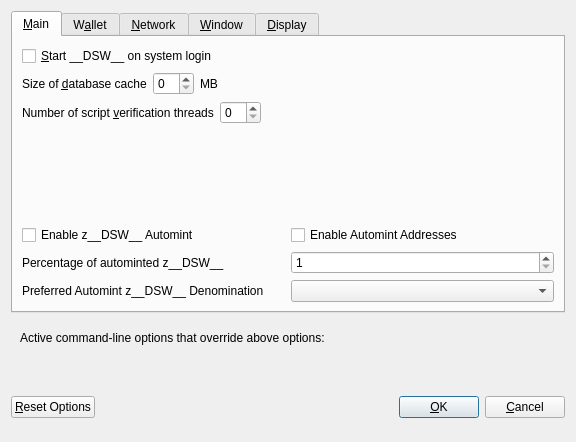
The window that src/qt/forms/optionsdialog.ui (decenomy/DSW) describes before a commit, drawn with Qt 5.
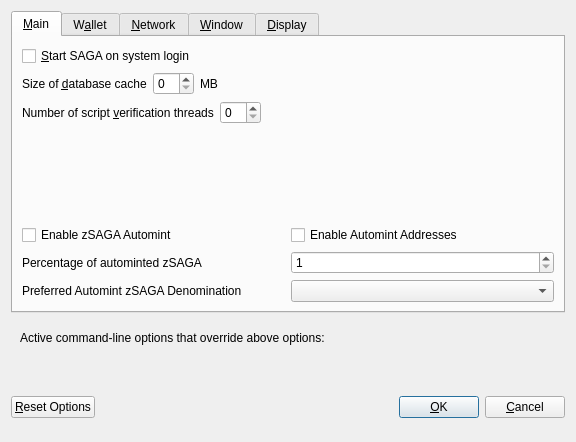
The same window after the commit. Custom widgets are drawn as their Qt base class.

Patch:
```diff
--- a/src/qt/forms/optionsdialog.ui
+++ b/src/qt/forms/optionsdialog.ui
@@ -33,7 +33,7 @@
           <string>Automatically start __DSW__ after logging in to the system.</string>
          </property>
          <property name="text">
-          <string>&amp;Start __DSW__ on system login</string>
+          <string>&amp;Start SAGA on system login</string>
          </property>
         </widget>
        </item>
@@ -147,7 +147,7 @@
                <enum>Qt::LeftToRight</enum>
               </property>
               <property name="text">
-               <string>Enable z__DSW__ Automint</string>
+               <string>Enable zSAGA Automint</string>
               </property>
              </widget>
             </item>
@@ -174,7 +174,7 @@
                <string>Percentage of incoming __DSW__ which get automatically converted to z__DSW__ via Zerocoin Protocol (min: 10%)</string>
               </property>
               <property name="text">
-               <string>Percentage of autominted z__DSW__</string>
+               <string>Percentage of autominted zSAGA</string>
               </property>
              </widget>
             </item>
@@ -207,7 +207,7 @@
                <string>Wait with automatic conversion to Zerocoin until enough __DSW__ for this denomination is available</string>
               </property>
               <property name="text">
-               <string>Preferred Automint z__DSW__ Denomination</string>
+               <string>Preferred Automint zSAGA Denomination</string>
               </property>
              </widget>
             </item>
```
Left out of the diff: 18 changed lines with no effect on the pictures.
